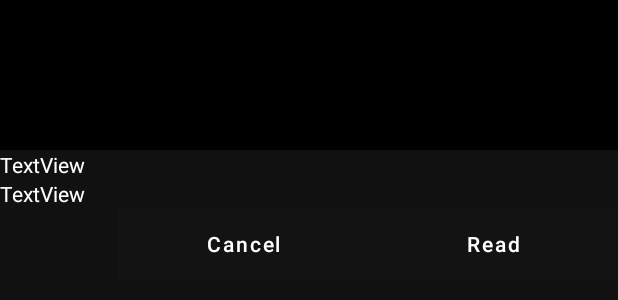
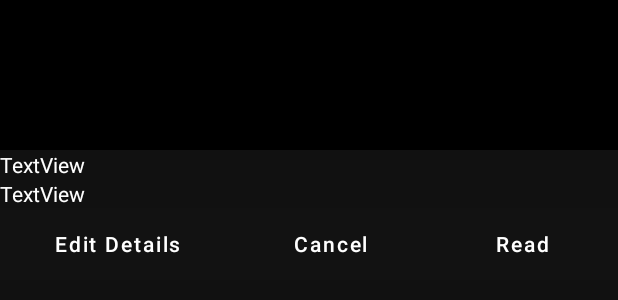
Before and after one commit to BaileyBruketta/PdfBookshelf, an Android app: the layout book_onclicked_form_popup.xml on its own in the app's theme, with its tools: preview values and no code run, on a phone screen of 412 x 824 dp. Shown: the top 300 px of the screen. Run offline under Robolectric (Android 15) with nearby library versions, the phone set to English and light mode, and no system bars.

Commit message:
edit books
s

```diff
--- a/app/src/main/res/layout/book_onclicked_form_popup.xml
+++ b/app/src/main/res/layout/book_onclicked_form_popup.xml
@@ -36,11 +36,16 @@
             android:layout_height="wrap_content"
             android:orientation="horizontal">
 
-            <TextView
-                android:id="@+id/textView5"
+            <Button
+                android:id="@+id/editbookbutton"
                 android:layout_width="wrap_content"
                 android:layout_height="wrap_content"
-                android:layout_weight="1" />
+                android:layout_weight="1"
+                android:background="#12FFFFFF"
+                android:text="Edit Details"
+                android:textAllCaps="false"
+                android:textColor="#FFFFFF"
+                app:backgroundTint="#0DFFFFFF" />
 
             <Button
                 android:id="@+id/cancelbutton_afterclick"
@@ -51,7 +56,7 @@
                 android:text="Cancel"
                 android:textAllCaps="false"
                 android:textColor="#FFFFFF"
-                app:backgroundTint="#16FFFFFF" />
+                app:backgroundTint="#0DFFFFFF" />
 
             <Button
                 android:id="@+id/readbutton_afterclick"
@@ -62,7 +67,7 @@
                 android:text="Read"
                 android:textAllCaps="false"
                 android:textColor="#FFFFFF"
-                app:backgroundTint="#16FFFFFF" />
+                app:backgroundTint="#0DFFFFFF" />
 
         </LinearLayout>
     </LinearLayout>
```
Also changed, not shown: app/src/main/java/com/baileybruketta/pdflibrary/MainActivity.java (+69 -0 lines).
